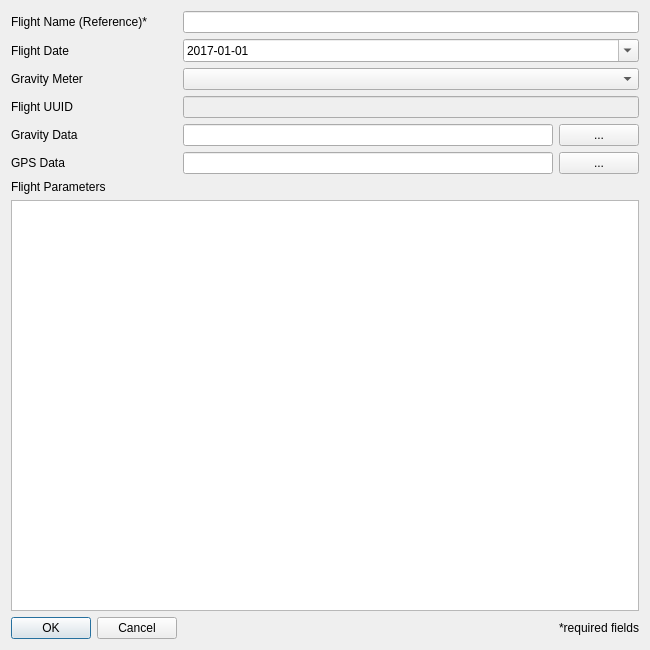
Above: dgp/gui/ui/add_flight_dialog.ui from DynamicGravitySystems/DGP before the change. Below: the same form after it.
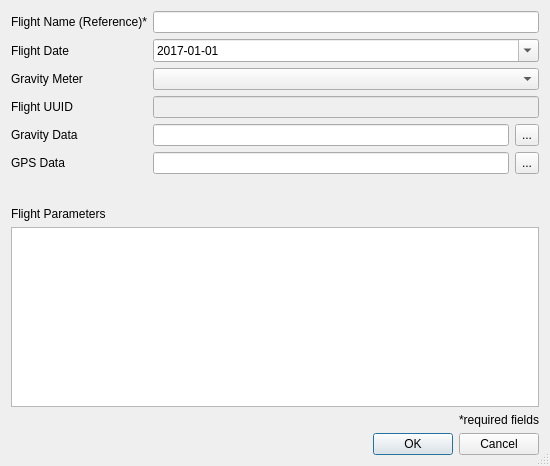
That is the form after the change. Icons and pictures are not drawn.

Commit message:
ENH/CLN: Update various dialogs, fix high-res display.
Cleaned up new Project Creation Dialog, fixed high-resolution issues due
to fixed/static values.
Minor spacing/resoulution fixes for add_flight_dialog and splash_screen

Patch:
```diff
--- a/dgp/gui/ui/add_flight_dialog.ui
+++ b/dgp/gui/ui/add_flight_dialog.ui
@@ -6,14 +6,14 @@
    <rect>
     <x>0</x>
     <y>0</y>
-    <width>650</width>
-    <height>650</height>
+    <width>550</width>
+    <height>466</height>
    </rect>
   </property>
   <property name="maximumSize">
    <size>
-    <width>10000</width>
-    <height>10000</height>
+    <width>16777215</width>
+    <height>16777215</height>
    </size>
   </property>
   <property name="windowTitle">
@@ -23,8 +23,13 @@
    <iconset resource="resources.qrc">
     <normaloff>:/images/assets/flight_icon.png</normaloff>:/images/assets/flight_icon.png</iconset>
   </property>
-  <layout class="QFormLayout" name="formLayout">
-   <item row="0" column="0">
+  <property name="sizeGripEnabled">
+   <bool>true</bool>
+  </property>
+  <layout class="QVBoxLayout" name="verticalLayout">
+   <item>
+    <layout class="QFormLayout" name="form_input_layout">
+     <item row="1" column="0">
     <widget class="QLabel" name="label_name">
      <property name="text">
       <string>Flight Name (Reference)*</string>
@@ -34,10 +39,10 @@
      </property>
     </widget>
    </item>
-   <item row="0" column="1">
+     <item row="1" column="1">
     <widget class="QLineEdit" name="text_name"/>
    </item>
-   <item row="1" column="0">
+     <item row="2" column="0">
     <widget class="QLabel" name="label_date">
      <property name="text">
       <string>Flight Date</string>
@@ -47,7 +52,7 @@
      </property>
     </widget>
    </item>
-   <item row="1" column="1">
+     <item row="2" column="1">
     <widget class="QDateEdit" name="date_flight">
      <property name="displayFormat">
       <string>yyyy-MM-dd</string>
@@ -64,7 +69,7 @@
      </property>
     </widget>
    </item>
-   <item row="2" column="0">
+     <item row="3" column="0">
     <widget class="QLabel" name="label_meter">
      <property name="text">
       <string>Gravity Meter</string>
@@ -74,10 +79,7 @@
      </property>
     </widget>
    </item>
-   <item row="2" column="1">
-    <widget class="QComboBox" name="combo_meter"/>
-   </item>
-   <item row="3" column="0">
+     <item row="4" column="0">
     <widget class="QLabel" name="label_uuid">
      <property name="text">
       <string>Flight UUID</string>
@@ -85,6 +87,9 @@
     </widget>
    </item>
    <item row="3" column="1">
+      <widget class="QComboBox" name="combo_meter"/>
+     </item>
+     <item row="4" column="1">
     <widget class="QLineEdit" name="text_uuid">
      <property name="enabled">
       <bool>false</bool>
@@ -94,7 +99,7 @@
      </property>
     </widget>
    </item>
-   <item row="4" column="0">
+     <item row="5" column="0">
     <widget class="QLabel" name="label_gravity">
      <property name="text">
       <string>Gravity Data</string>
@@ -104,7 +109,7 @@
      </property>
     </widget>
    </item>
-   <item row="4" column="1">
+     <item row="5" column="1">
     <layout class="QHBoxLayout" name="gravity_layout">
      <item>
       <widget class="QLineEdit" name="path_gravity">
@@ -123,7 +128,7 @@
       </widget>
      </item>
      <item>
-      <widget class="QPushButton" name="browse_gravity">
+        <widget class="QToolButton" name="browse_gravity">
        <property name="sizePolicy">
         <sizepolicy hsizetype="Maximum" vsizetype="Preferred">
          <horstretch>0</horstretch>
@@ -155,7 +160,7 @@
      </item>
     </layout>
    </item>
-   <item row="5" column="0">
+     <item row="6" column="0">
     <widget class="QLabel" name="label_gps">
      <property name="text">
       <string>GPS Data</string>
@@ -165,7 +170,7 @@
      </property>
     </widget>
    </item>
-   <item row="5" column="1">
+     <item row="6" column="1">
     <layout class="QHBoxLayout" name="gps_layout">
      <item>
       <widget class="QLineEdit" name="path_gps">
@@ -184,7 +189,7 @@
       </widget>
      </item>
      <item>
-      <widget class="QPushButton" name="browse_gps">
+        <widget class="QToolButton" name="browse_gps">
        <property name="sizePolicy">
         <sizepolicy hsizetype="Maximum" vsizetype="Preferred">
          <horstretch>0</horstretch>
@@ -213,30 +218,45 @@
      </item>
     </layout>
    </item>
-   <item row="6" column="0">
+    </layout>
+   </item>
+   <item>
+    <spacer name="verticalSpacer">
+     <property name="orientation">
+      <enum>Qt::Vertical</enum>
+     </property>
+     <property name="sizeHint" stdset="0">
+      <size>
+       <width>20</width>
+       <height>40</height>
+      </size>
+     </property>
+    </spacer>
+   </item>
+   <item>
     <widget class="QLabel" name="label_flight_param">
      <property name="text">
       <string>Flight Parameters</string>
      </property>
     </widget>
    </item>
-   <item row="8" column="0">
+   <item>
+    <widget class="QTableView" name="flight_params"/>
+   </item>
+   <item>
+    <widget class="QLabel" name="label_message">
+     <property name="text">
+      <string>&lt;html&gt;&lt;head/&gt;&lt;body&gt;&lt;p align=&quot;right&quot;&gt;*required fields&lt;/p&gt;&lt;/body&gt;&lt;/html&gt;</string>
+     </property>
+    </widget>
+   </item>
+   <item>
     <widget class="QDialogButtonBox" name="buttons_dialog">
      <property name="standardButtons">
       <set>QDialogButtonBox::Cancel|QDialogButtonBox::Ok</set>
      </property>
     </widget>
    </item>
-   <item row="8" column="1">
-    <widget class="QLabel" name="label_message">
-     <property name="text">
-      <string>&lt;html&gt;&lt;head/&gt;&lt;body&gt;&lt;p align=&quot;right&quot;&gt;*required fields&lt;/p&gt;&lt;/body&gt;&lt;/html&gt;</string>
-     </property>
-    </widget>
-   </item>
-   <item row="7" column="0" colspan="2">
-    <widget class="QTableView" name="flight_params"/>
-   </item>
   </layout>
  </widget>
  <tabstops>
```
Left out of the diff: 4 changed lines with no effect on the pictures. Lines whose indentation alone changed are shown as unchanged. The commit also changes 2 other files.
